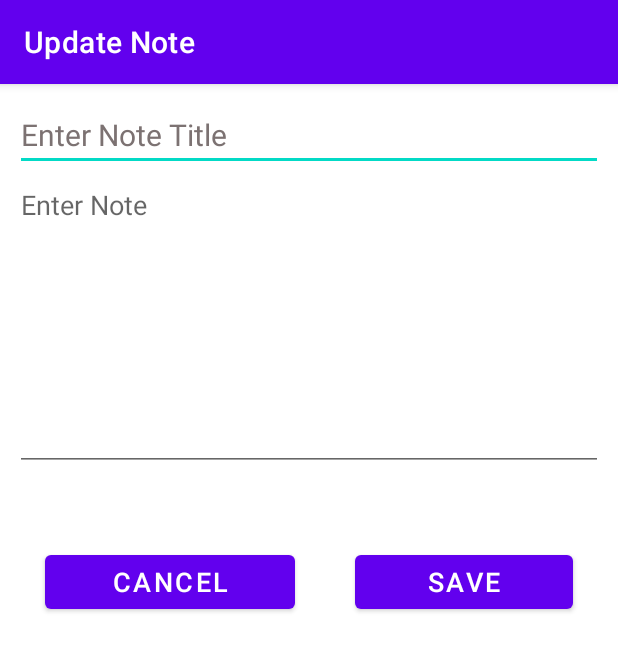
After one commit to christy832/note_taking_app, an Android app: the UpdateActivity screen opened directly, with no data from a screen before it, on a phone screen of 412 x 824 dp. The commit adds this screen. Shown: the top 651 px of the screen. Run offline under Robolectric (Android 15) with nearby library versions, the phone set to English and light mode, and no system bars.

Commit message:
update notes

```diff
--- a/app/build.gradle.kts
+++ b/app/build.gradle.kts
@@ -59,6 +59,7 @@ dependencies {
     // ---- Room ----
     implementation("androidx.room:room-runtime:2.6.1")
     implementation("androidx.room:room-ktx:2.6.1")
+    implementation(libs.androidx.activity)
     kapt("androidx.room:room-compiler:2.6.1")
 
     // ---- Tests ----
--- a/app/src/main/AndroidManifest.xml
+++ b/app/src/main/AndroidManifest.xml
@@ -14,9 +14,12 @@
         android:theme="@style/Theme.NoteApp"
         tools:targetApi="31">
         <activity
+            android:name=".View.UpdateActivity"
+            android:exported="false" />
+        <activity
             android:name=".View.NoteAddActivity"
             android:exported="false"
-            android:parentActivityName=".View.MainActivity"/>
+            android:parentActivityName=".View.MainActivity" />
         <activity
             android:name=".View.MainActivity"
             android:exported="true"
--- a/app/src/main/java/com/example/christy_moussallem_mahmoud_abouchacra_tpnotee/Adapters/NoteAdapter.kt
+++ b/app/src/main/java/com/example/christy_moussallem_mahmoud_abouchacra_tpnotee/Adapters/NoteAdapter.kt
@@ -1,6 +1,7 @@
 package com.example.christy_moussallem_mahmoud_abouchacra_tpnotee.Adapters
 
 
+import android.content.Intent
 import android.view.LayoutInflater
 import android.view.View
 import android.view.ViewGroup
@@ -9,8 +10,10 @@ import androidx.cardview.widget.CardView
 import androidx.recyclerview.widget.RecyclerView
 import com.example.christy_moussallem_mahmoud_abouchacra_tpnotee.R
 import com.example.christy_moussallem_mahmoud_abouchacra_tpnotee.Model.Note
+import com.example.christy_moussallem_mahmoud_abouchacra_tpnotee.View.MainActivity
+import com.example.christy_moussallem_mahmoud_abouchacra_tpnotee.View.UpdateActivity
 
-class NoteAdapter : RecyclerView.Adapter<NoteAdapter.NoteViewHolder>() {
+class NoteAdapter(private val activity : MainActivity) : RecyclerView.Adapter<NoteAdapter.NoteViewHolder>() {
 
     var notes :List<Note> = ArrayList()
     class NoteViewHolder(itemView: View) : RecyclerView.ViewHolder(itemView){
@@ -38,6 +41,16 @@ class NoteAdapter : RecyclerView.Adapter<NoteAdapter.NoteViewHolder>() {
         var currentNote : Note= notes[position]
         holder.textViewTitle.text= currentNote.title
         holder.textViewDescription.text= currentNote.description
+
+        holder.cardView.setOnClickListener {
+        val intent = Intent(activity, UpdateActivity::class.java)
+            intent.putExtra("currentTitle", currentNote.title)
+            intent.putExtra("currentDescription", currentNote.description)
+            intent.putExtra("currentId", currentNote.id)
+
+            activity.updateActivityResultLauncher.launch(intent)
+
+        }
     }
 
     override fun getItemCount(): Int {
--- a/app/src/main/java/com/example/christy_moussallem_mahmoud_abouchacra_tpnotee/View/MainActivity.kt
+++ b/app/src/main/java/com/example/christy_moussallem_mahmoud_abouchacra_tpnotee/View/MainActivity.kt
@@ -27,13 +27,15 @@ import com.example.christy_moussallem_mahmoud_abouchacra_tpnotee.NoteApplication
 class MainActivity : AppCompatActivity() {
 
     private lateinit var noteViewModel: NoteViewModel
+    lateinit var updateActivityResultLauncher: ActivityResultLauncher<Intent>
+
     lateinit var addActivityResultLauncher: ActivityResultLauncher<Intent>
     override fun onCreate(savedInstanceState: Bundle?) {
         super.onCreate(savedInstanceState)
         setContentView(R.layout.activity_main)
         val recyclerView: RecyclerView = findViewById(R.id.recyclerView)
         recyclerView.layoutManager = LinearLayoutManager(this)
-        val noteAdapter = NoteAdapter()
+        val noteAdapter = NoteAdapter(this )
         recyclerView.adapter = noteAdapter
 
 
@@ -89,6 +91,16 @@ class MainActivity : AppCompatActivity() {
                 }
 
             })
+        updateActivityResultLauncher = registerForActivityResult(
+            ActivityResultContracts.StartActivityForResult(),
+            ActivityResultCallback { resultupdateNote ->
+                val resultCode = resultupdateNote.resultCode
+                val data = resultupdateNote.data
+                if (resultCode == RESULT_OK && data != null) {
+
+                }
+
+            })
     }
 
     override fun onCreateOptionsMenu(menu: Menu?): Boolean {
--- /dev/null
+++ b/app/src/main/java/com/example/christy_moussallem_mahmoud_abouchacra_tpnotee/View/UpdateActivity.kt
@@ -0,0 +1,56 @@
+package com.example.christy_moussallem_mahmoud_abouchacra_tpnotee.View
+
+import android.os.Bundle
+import android.widget.Button
+import android.widget.EditText
+import android.widget.Toast
+import androidx.activity.enableEdgeToEdge
+import androidx.appcompat.app.AppCompatActivity
+import androidx.core.view.ViewCompat
+import androidx.core.view.WindowInsetsCompat
+import com.example.christy_moussallem_mahmoud_abouchacra_tpnotee.R
+
+class UpdateActivity : AppCompatActivity() {
+
+    lateinit var editTextTitle: EditText
+    lateinit var editTextDescription: EditText
+    lateinit var buttonCancel: Button
+    lateinit var buttonSave : Button
+
+
+
+    override fun onCreate(savedInstanceState: Bundle?) {
+        super.onCreate(savedInstanceState)
+
+        setContentView(R.layout.activity_update)
+        supportActionBar?.title= "Update Note"
+
+        editTextTitle= findViewById(R.id.editTextNoteTitleUpdate)
+        editTextDescription=findViewById(R.id.editTextNoteDescriptionUpdate)
+        buttonCancel=findViewById(R.id.buttonCancelUpdate)
+        buttonSave=findViewById(R.id.buttonSaveUpdate)
+
+        getAndSetData()
+
+        buttonCancel.setOnClickListener{
+            Toast.makeText(applicationContext , " Nothing updated", Toast.LENGTH_SHORT).show()
+            finish()
+        }
+
+        buttonSave.setOnClickListener {
+            updateNote()
+        }
+        }
+
+    fun updateNote(){
+
+    }
+    fun getAndSetData(){
+        val currentTitle =intent.getStringExtra("currentTitle")
+        val currentDescription= intent.getStringExtra("currentDescription")
+        val currentId= intent.getIntExtra("currentId" , - 1)
+
+        editTextTitle.setText(currentTitle)
+        editTextTitle.setText(currentDescription)
+    }
+    }
--- /dev/null
+++ b/app/src/main/res/layout/activity_update.xml
@@ -0,0 +1,56 @@
+<?xml version="1.0" encoding="utf-8"?>
+<?xml version="1.0" encoding="utf-8"?>
+<LinearLayout xmlns:android="http://schemas.android.com/apk/res/android"
+    xmlns:app="http://schemas.android.com/apk/res-auto"
+    xmlns:tools="http://schemas.android.com/tools"
+    android:id="@+id/main"
+    android:layout_width="match_parent"
+    android:layout_height="match_parent"
+    android:layout_margin="10dp"
+    android:orientation="vertical"
+    tools:context=".View.UpdateActivity">
+
+    <EditText
+        android:id="@+id/editTextNoteTitleUpdate"
+        android:layout_width="match_parent"
+        android:layout_height="wrap_content"
+        android:ems="10"
+        android:inputType="text"
+        android:hint="Enter Note Title"
+        android:textColorHint="#7C7272"
+        android:textSize="20sp" />
+
+    <EditText
+        android:id="@+id/editTextNoteDescriptionUpdate"
+        android:layout_width="match_parent"
+        android:layout_height="200dp"
+        android:ems="10"
+        android:gravity="start|top"
+        android:hint="Enter Note"
+        android:inputType="textMultiLine" />
+
+    <LinearLayout
+        android:layout_width="match_parent"
+        android:layout_height="wrap_content"
+        android:layout_marginTop="30dp"
+        android:orientation="horizontal">
+
+        <Button
+            android:id="@+id/buttonCancelUpdate"
+            android:layout_width="wrap_content"
+            android:layout_height="wrap_content"
+            android:layout_margin="20dp"
+            android:layout_weight="1"
+            android:text="Cancel"
+            android:textSize="18sp" />
+
+        <Button
+            android:id="@+id/buttonSaveUpdate"
+            android:layout_width="wrap_content"
+            android:layout_height="wrap_content"
+            android:layout_margin="20dp"
+            android:layout_weight="1"
+            android:text="Save"
+            android:textSize="18sp" />
+    </LinearLayout>
+</LinearLayout>
```
